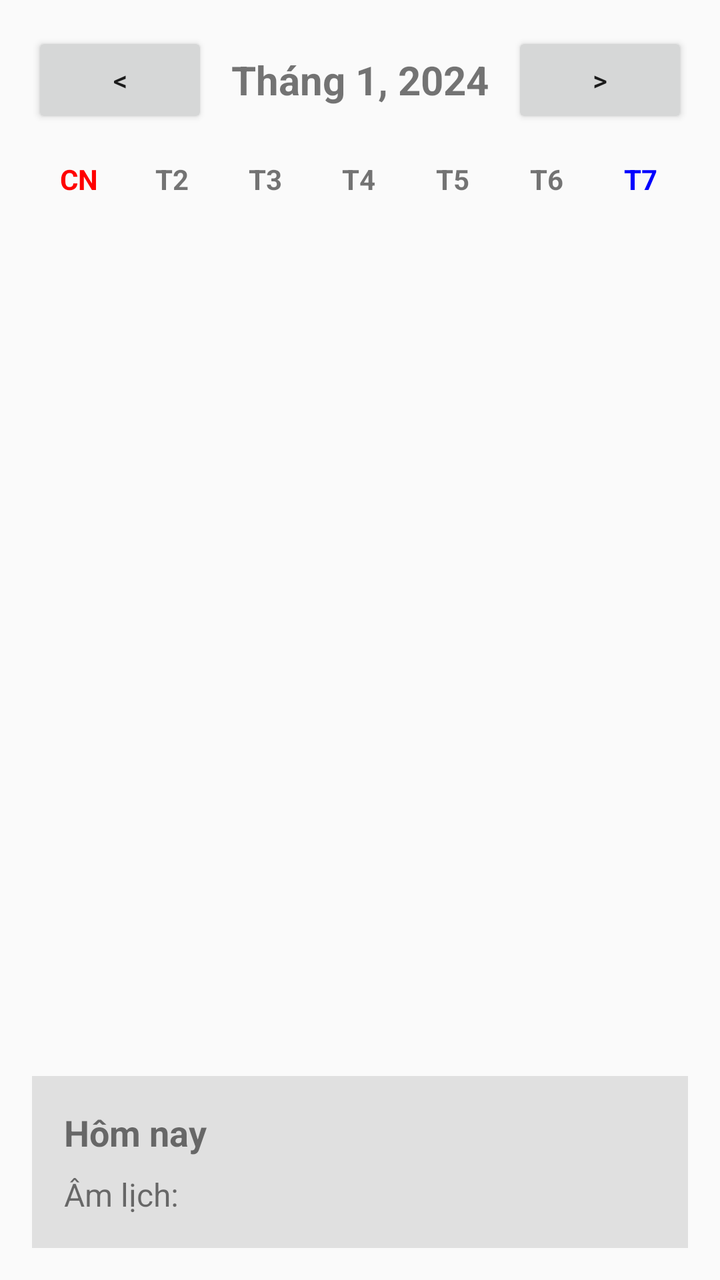
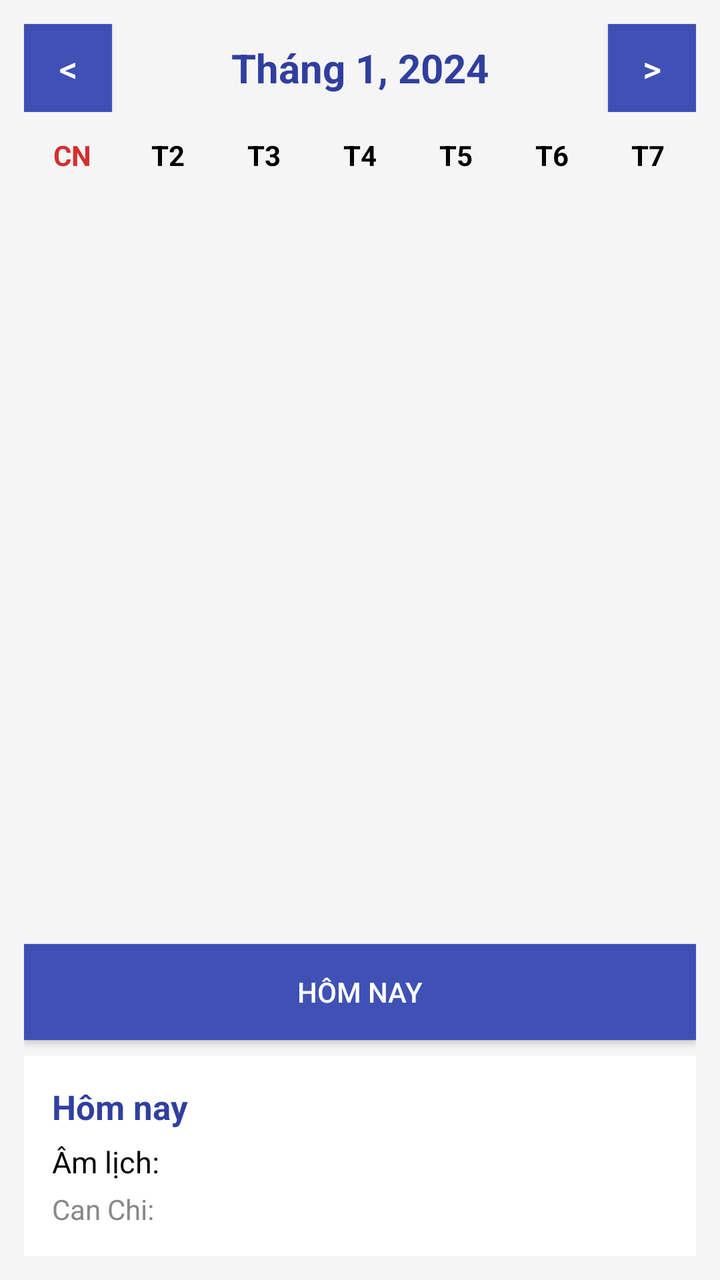

Compare the two renders of this Android layout. The source of the first and the diff that turns it into the second are given below.
<!-- AndroidManifest.xml: application theme android:Theme.Material.Light.DarkActionBar -->
<!-- res/layout/activity_main.xml -->
<?xml version="1.0" encoding="utf-8"?>
<LinearLayout xmlns:android="http://schemas.android.com/apk/res/android"
    android:layout_width="match_parent"
    android:layout_height="match_parent"
    android:orientation="vertical"
    android:padding="16dp">

    
    <LinearLayout
        android:layout_width="match_parent"
        android:layout_height="wrap_content"
        android:orientation="horizontal"
        android:gravity="center_vertical"
        android:paddingBottom="16dp">

        <Button
            android:id="@+id/btnPreviousMonth"
            android:layout_width="wrap_content"
            android:layout_height="wrap_content"
            android:text="&lt;" />

        <TextView
            android:id="@+id/tvMonthYear"
            android:layout_width="0dp"
            android:layout_height="wrap_content"
            android:layout_weight="1"
            android:gravity="center"
            android:text="Tháng 1, 2024"
            android:textSize="20sp"
            android:textStyle="bold" />

        <Button
            android:id="@+id/btnNextMonth"
            android:layout_width="wrap_content"
            android:layout_height="wrap_content"
            android:text="&gt;" />

    </LinearLayout>

    
    <LinearLayout
        android:layout_width="match_parent"
        android:layout_height="wrap_content"
        android:orientation="horizontal"
        android:paddingBottom="8dp">

        <TextView
            android:layout_width="0dp"
            android:layout_height="wrap_content"
            android:layout_weight="1"
            android:gravity="center"
            android:text="CN"
            android:textColor="@color/red"
            android:textStyle="bold" />

        <TextView
            android:layout_width="0dp"
            android:layout_height="wrap_content"
            android:layout_weight="1"
            android:gravity="center"
            android:text="T2"
            android:textStyle="bold" />

        <TextView
            android:layout_width="0dp"
            android:layout_height="wrap_content"
            android:layout_weight="1"
            android:gravity="center"
            android:text="T3"
            android:textStyle="bold" />

        <TextView
            android:layout_width="0dp"
            android:layout_height="wrap_content"
            android:layout_weight="1"
            android:gravity="center"
            android:text="T4"
            android:textStyle="bold" />

        <TextView
            android:layout_width="0dp"
            android:layout_height="wrap_content"
            android:layout_weight="1"
            android:gravity="center"
            android:text="T5"
            android:textStyle="bold" />

        <TextView
            android:layout_width="0dp"
            android:layout_height="wrap_content"
            android:layout_weight="1"
            android:gravity="center"
            android:text="T6"
            android:textStyle="bold" />

        <TextView
            android:layout_width="0dp"
            android:layout_height="wrap_content"
            android:layout_weight="1"
            android:gravity="center"
            android:text="T7"
            android:textColor="@color/blue"
            android:textStyle="bold" />

    </LinearLayout>

    
    <GridView
        android:id="@+id/gridCalendar"
        android:layout_width="match_parent"
        android:layout_height="0dp"
        android:layout_weight="1"
        android:numColumns="7"
        android:stretchMode="columnWidth"
        android:verticalSpacing="8dp"
        android:horizontalSpacing="4dp" />

    
    <LinearLayout
        android:layout_width="match_parent"
        android:layout_height="wrap_content"
        android:orientation="vertical"
        android:padding="16dp"
        android:background="@color/light_gray"
        android:layout_marginTop="16dp">

        <TextView
            android:id="@+id/tvSelectedDate"
            android:layout_width="match_parent"
            android:layout_height="wrap_content"
            android:text="Hôm nay"
            android:textSize="18sp"
            android:textStyle="bold"
            android:paddingBottom="8dp" />

        <TextView
            android:id="@+id/tvLunarDate"
            android:layout_width="match_parent"
            android:layout_height="wrap_content"
            android:text="Âm lịch: "
            android:textSize="16sp" />

    </LinearLayout>

</LinearLayout>
<!-- resources referenced by this layout -->
<resources>
  <color name="blue">#FF0000FF</color>
  <color name="light_gray">#FFE0E0E0</color>
  <color name="red">#FFFF0000</color>
</resources>

<!-- the commit's change to res/layout/activity_main.xml (unified diff, before → after) -->
@@ -3,7 +3,8 @@
     android:layout_width="match_parent"
     android:layout_height="match_parent"
     android:orientation="vertical"
-    android:padding="16dp">
+    android:background="@color/bg"
+    android:padding="12dp">
 
     
     <LinearLayout
@@ -11,12 +12,16 @@
         android:layout_height="wrap_content"
         android:orientation="horizontal"
         android:gravity="center_vertical"
-        android:paddingBottom="16dp">
+        android:paddingBottom="12dp">
 
         <Button
-            android:id="@+id/btnPreviousMonth"
-            android:layout_width="wrap_content"
-            android:layout_height="wrap_content"
+            android:id="@+id/btnPrev"
+            android:layout_width="44dp"
+            android:layout_height="44dp"
+            android:padding="0dp"
+            android:background="@color/primary"
+            android:textColor="@color/white"
+            android:textSize="18sp"
             android:text="&lt;" />
 
         <TextView
@@ -26,13 +31,18 @@
             android:layout_weight="1"
             android:gravity="center"
             android:text="Tháng 1, 2024"
+            android:textColor="@color/primary_dark"
             android:textSize="20sp"
             android:textStyle="bold" />
 
         <Button
-            android:id="@+id/btnNextMonth"
-            android:layout_width="wrap_content"
-            android:layout_height="wrap_content"
+            android:id="@+id/btnNext"
+            android:layout_width="44dp"
+            android:layout_height="44dp"
+            android:padding="0dp"
+            android:background="@color/primary"
+            android:textColor="@color/white"
+            android:textSize="18sp"
             android:text="&gt;" />
 
     </LinearLayout>
@@ -44,63 +54,21 @@
         android:orientation="horizontal"
         android:paddingBottom="8dp">
 
-        <TextView
-            android:layout_width="0dp"
-            android:layout_height="wrap_content"
-            android:layout_weight="1"
-            android:gravity="center"
+        <TextView style="@style/DayOfWeekHeader"
             android:text="CN"
-            android:textColor="@color/red"
-            android:textStyle="bold" />
-
-        <TextView
-            android:layout_width="0dp"
-            android:layout_height="wrap_content"
-            android:layout_weight="1"
-            android:gravity="center"
-            android:text="T2"
-            android:textStyle="bold" />
-
-        <TextView
-            android:layout_width="0dp"
-            android:layout_height="wrap_content"
-            android:layout_weight="1"
-            android:gravity="center"
-            android:text="T3"
-            android:textStyle="bold" />
-
-        <TextView
-            android:layout_width="0dp"
-            android:layout_height="wrap_content"
-            android:layout_weight="1"
-            android:gravity="center"
-            android:text="T4"
-            android:textStyle="bold" />
-
-        <TextView
-            android:layout_width="0dp"
-            android:layout_height="wrap_content"
-            android:layout_weight="1"
-            android:gravity="center"
-            android:text="T5"
-            android:textStyle="bold" />
-
-        <TextView
-            android:layout_width="0dp"
-            android:layout_height="wrap_content"
-            android:layout_weight="1"
-            android:gravity="center"
-            android:text="T6"
-            android:textStyle="bold" />
-
-        <TextView
-            android:layout_width="0dp"
-            android:layout_height="wrap_content"
-            android:layout_weight="1"
-            android:gravity="center"
-            android:text="T7"
-            android:textColor="@color/blue"
-            android:textStyle="bold" />
+            android:textColor="@color/red" />
+        <TextView style="@style/DayOfWeekHeader"
+            android:text="T2" />
+        <TextView style="@style/DayOfWeekHeader"
+            android:text="T3" />
+        <TextView style="@style/DayOfWeekHeader"
+            android:text="T4" />
+        <TextView style="@style/DayOfWeekHeader"
+            android:text="T5" />
+        <TextView style="@style/DayOfWeekHeader"
+            android:text="T6" />
+        <TextView style="@style/DayOfWeekHeader"
+            android:text="T7" />
 
     </LinearLayout>
 
@@ -112,33 +80,53 @@
         android:layout_weight="1"
         android:numColumns="7"
         android:stretchMode="columnWidth"
-        android:verticalSpacing="8dp"
-        android:horizontalSpacing="4dp" />
+        android:verticalSpacing="4dp"
+        android:horizontalSpacing="2dp" />
+
+    <Button
+        android:id="@+id/btnToday"
+        android:layout_width="match_parent"
+        android:layout_height="wrap_content"
+        android:layout_marginTop="8dp"
+        android:background="@color/primary"
+        android:textColor="@color/white"
+        android:text="@string/today" />
 
     
     <LinearLayout
         android:layout_width="match_parent"
         android:layout_height="wrap_content"
         android:orientation="vertical"
-        android:padding="16dp"
-        android:background="@color/light_gray"
-        android:layout_marginTop="16dp">
+        android:padding="14dp"
+        android:background="@color/white"
+        android:layout_marginTop="8dp">
 
         <TextView
             android:id="@+id/tvSelectedDate"
             android:layout_width="match_parent"
             android:layout_height="wrap_content"
             android:text="Hôm nay"
-            android:textSize="18sp"
+            android:textColor="@color/primary_dark"
+            android:textSize="17sp"
             android:textStyle="bold"
-            android:paddingBottom="8dp" />
+            android:paddingBottom="6dp" />
 
         <TextView
             android:id="@+id/tvLunarDate"
             android:layout_width="match_parent"
             android:layout_height="wrap_content"
             android:text="Âm lịch: "
-            android:textSize="16sp" />
+            android:textColor="@color/black"
+            android:textSize="15sp" />
+
+        <TextView
+            android:id="@+id/tvCanChi"
+            android:layout_width="match_parent"
+            android:layout_height="wrap_content"
+            android:paddingTop="4dp"
+            android:text="Can Chi: "
+            android:textColor="@color/gray"
+            android:textSize="14sp" />
 
     </LinearLayout>
 
<!-- resource entries referenced after the edit -->
@@ -1,7 +1,20 @@
 <!-- resources referenced by this layout -->
 <resources>
-  <color name="blue">#FF0000FF</color>
-  <color name="light_gray">#FFE0E0E0</color>
-  <color name="red">#FFFF0000</color>
+  <color name="bg">#F5F5F5</color>
+  <color name="black">#000000</color>
+  <color name="gray">#888888</color>
+  <color name="primary">#3F51B5</color>
+  <color name="primary_dark">#303F9F</color>
+  <color name="red">#D32F2F</color>
+  <color name="white">#FFFFFF</color>
+  <string name="today">Hôm nay</string>
+  <style name="DayOfWeekHeader">
+          <item name="android:layout_width">0dp</item>
+          <item name="android:layout_height">wrap_content</item>
+          <item name="android:layout_weight">1</item>
+          <item name="android:gravity">center</item>
+          <item name="android:textStyle">bold</item>
+          <item name="android:textColor">@color/black</item>
+      </style>
 </resources>
 
